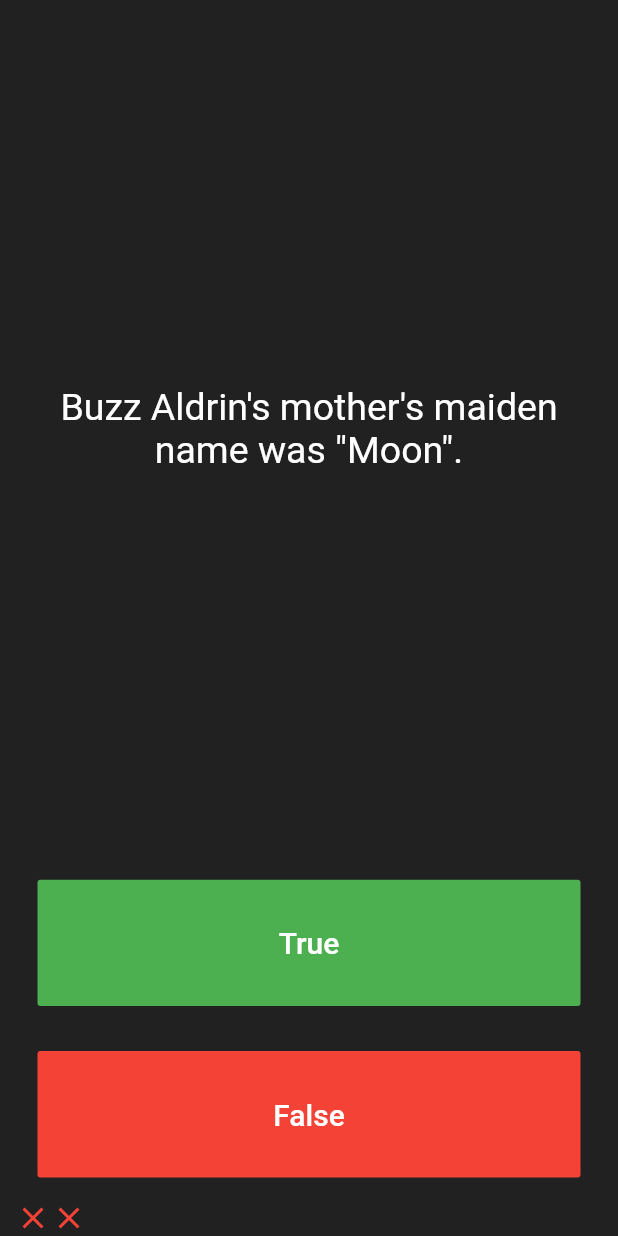
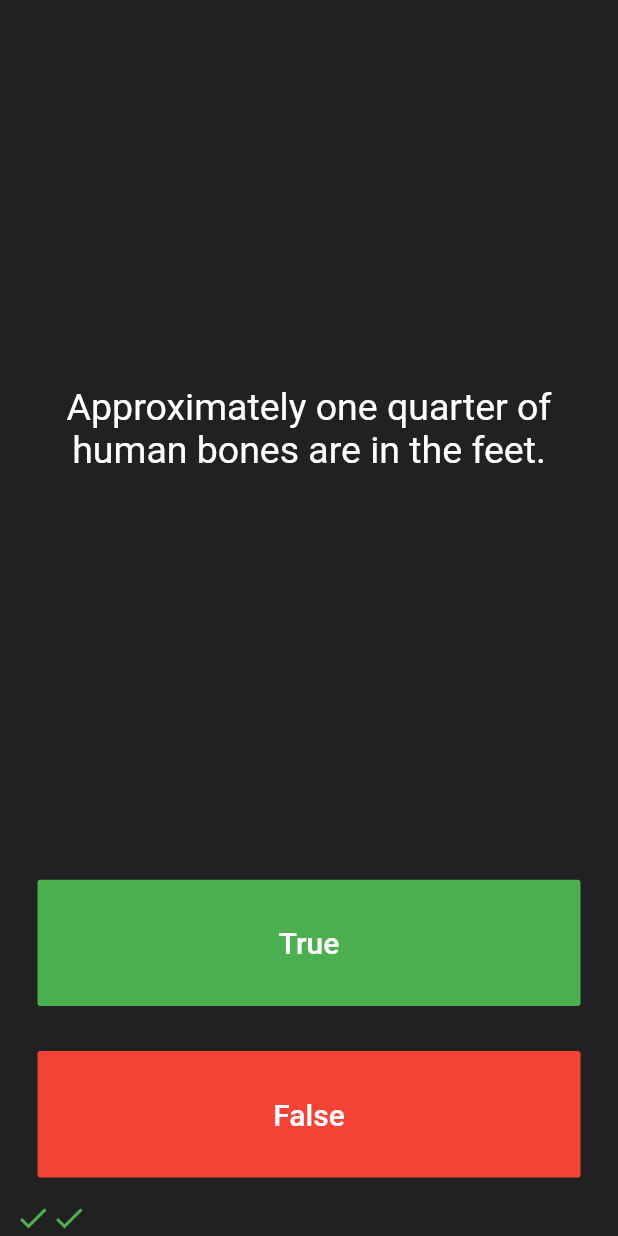
Before and after one commit to Mubanga/FlutterDev-5-Quizzler, a Flutter app: the screen it shows after launch, after a tap on "True", after a tap on "False", on a phone screen of 412 x 824 dp. Run offline on Flutter 3.47's test engine with Material 2 defaults, Android fonts, the phone set to English and light mode, and no system bars; our stand-ins replace rflutter_alert.

Commit message:
Quizzler: Coding Challenge Completed AlertDialog Box Implemented

```diff
--- a/lib/main.dart
+++ b/lib/main.dart
@@ -1,5 +1,8 @@
 import 'package:flutter/material.dart';
-import 'quizbrain.dart';
+import 'package:rflutter_alert/rflutter_alert.dart';
+import 'quiz_brain.dart';
+
+QuizBrain quizBrain = QuizBrain();
 
 void main() => runApp(Quizzler());
 
@@ -26,20 +29,55 @@ class QuizPage extends StatefulWidget {
 }
 
 class _QuizPageState extends State<QuizPage> {
-  QuizBrain _QuizBrain = QuizBrain();
-  int _current_question_number = 0;
-  List<Icon> _quizzIcons = [];
-  List<String> _quizz_questions = [
-    "You can lead a cow down stairs but not up stairs.",
-    "Approximately one quarter of human bones are in the feet.",
-    "A slug's blood is green."
-  ];
-  Map<String, bool> _questions = Map();
+  List<Icon> scoreKeeper = [];
 
-  _QuizPageState() {
-    _questions[_quizz_questions[0]] = false;
-    _questions[_quizz_questions[1]] = true;
-    _questions[_quizz_questions[2]] = true;
+  void checkAnswer(bool userPickedAnswer) {
+    bool correctAnswer = quizBrain.getCorrectAnswer();
+
+    setState(() {
+      if (quizBrain.isFinished()) {
+        Alert(
+            context: context,
+            title: "Quizz Completed",
+            desc: "Congratulations You Have Completed The Quizz",
+            image: Image.asset("images/swoosh_masked.png"),
+            buttons: [
+              DialogButton(
+                  color: Colors.black,
+                  child: Text(
+                    "Naisu",
+                    style: TextStyle(
+                        color: Colors.white,
+                        fontSize: 20.0,
+                        fontWeight: FontWeight.bold),
+                  ),
+                  onPressed: () => Navigator.pop(context))
+            ]).show();
+        quizBrain.reset();
+        scoreKeeper.clear();
+      } else {
+        if (userPickedAnswer == correctAnswer) {
+          scoreKeeper.add(Icon(
+            Icons.check,
+            color: Colors.green,
+          ));
+        } else {
+          scoreKeeper.add(Icon(
+            Icons.close,
+            color: Colors.red,
+          ));
+        }
+        quizBrain.nextQuestion();
+      }
+
+      //TODO: Step 4 - Use IF/ELSE to check if we've reached the end of the quiz. If true, execute Part A, B, C, D.
+      //TODO: Step 4 Part A - show an alert using rFlutter_alert (remember to read the docs for the package!)
+      //HINT! Step 4 Part B is in the quiz_brain.dart
+      //TODO: Step 4 Part C - reset the questionNumber,
+      //TODO: Step 4 Part D - empty out the scoreKeeper.
+
+      //TODO: Step 5 - If we've not reached the end, ELSE do the answer checking steps below 👇
+    });
   }
 
   @override
@@ -54,8 +92,7 @@ class _QuizPageState extends State<QuizPage> {
             padding: EdgeInsets.all(10.0),
             child: Center(
               child: Text(
-                _QuizBrain.getQuizQuestion().question,
-                //   _quizz_questions[_current_question_number],
+                quizBrain.getQuestionText(),
                 textAlign: TextAlign.center,
                 style: TextStyle(
                   fontSize: 25.0,
@@ -79,23 +116,8 @@ class _QuizPageState extends State<QuizPage> {
                 ),
               ),
               onPressed: () {
-                setState(() {
-                  IconData iconToAdd;
-                  Color colorToAdd;
-                  if (_QuizBrain.getQuizQuestion().isCorrect == true) {
-                    iconToAdd = Icons.check;
-                    colorToAdd = Colors.green;
-                  } else {
-                    iconToAdd = Icons.close;
-                    colorToAdd = Colors.red;
-                  }
-                  _quizzIcons.add(Icon(
-                    iconToAdd,
-                    color: colorToAdd,
-                  ));
-                  //  _current_question_number++;
-                  //             _current_question_number = _current_question_number % 3;
-                });
+                //The user picked true.
+                checkAnswer(true);
               },
             ),
           ),
@@ -113,37 +135,20 @@ class _QuizPageState extends State<QuizPage> {
                 ),
               ),
               onPressed: () {
-                setState(() {
-                  IconData iconToAdd;
-                  Color colorToAdd;
-                  if (_QuizBrain.getQuizQuestion().isCorrect == false) {
-                    iconToAdd = Icons.check;
-                    colorToAdd = Colors.green;
-                  } else {
-                    iconToAdd = Icons.close;
-                    colorToAdd = Colors.red;
-                  }
-                  _quizzIcons.add(Icon(
-                    iconToAdd,
-                    color: colorToAdd,
-                  ));
-                  //    _current_question_number++;
-                  //     _current_question_number = _current_question_number % 3;
-                });
+                //The user picked false.
+                checkAnswer(false);
               },
             ),
           ),
         ),
         Row(
-          children: _quizzIcons,
+          children: scoreKeeper,
         )
       ],
     );
   }
 }
 
-//TODO: Before The Coding Challenge
-
 /*
 question1: 'You can lead a cow down stairs but not up stairs.', false,
 question2: 'Approximately one quarter of human bones are in the feet.', true,
--- a/lib/question.dart
+++ b/lib/question.dart
@@ -1,17 +1,9 @@
 class Question {
-  String _question;
-  bool _answers;
+  String questionText;
+  bool questionAnswer;
 
-  Question(String question, bool isTrue) {
-    _question = question;
-    _answers = isTrue;
-  }
-
-  String get question {
-    return _question;
-  }
-
-  bool get isCorrect {
-    return _answers;
+  Question(String q, bool a) {
+    questionText = q;
+    questionAnswer = a;
   }
 }
--- /dev/null
+++ b/lib/quiz_brain.dart
@@ -0,0 +1,61 @@
+import 'question.dart';
+
+class QuizBrain {
+  int _questionNumber = 0;
+
+  List<Question> _questionBank = [
+    Question('Some cats are actually allergic to humans', true),
+    Question('You can lead a cow down stairs but not up stairs.', false),
+    Question('Approximately one quarter of human bones are in the feet.', true),
+    Question('A slug\'s blood is green.', true),
+    Question('Buzz Aldrin\'s mother\'s maiden name was \"Moon\".', true),
+    Question('It is illegal to pee in the Ocean in Portugal.', true),
+    Question(
+        'No piece of square dry paper can be folded in half more than 7 times.',
+        false),
+    Question(
+        'In London, UK, if you happen to die in the House of Parliament, you are technically entitled to a state funeral, because the building is considered too sacred a place.',
+        true),
+    Question(
+        'The loudest sound produced by any animal is 188 decibels. That animal is the African Elephant.',
+        false),
+    Question(
+        'The total surface area of two human lungs is approximately 70 square metres.',
+        true),
+    Question('Google was originally called \"Backrub\".', true),
+    Question(
+        'Chocolate affects a dog\'s heart and nervous system; a few ounces are enough to kill a small dog.',
+        true),
+    Question(
+        'In West Virginia, USA, if you accidentally hit an animal with your car, you are free to take it home to eat.',
+        true),
+  ];
+
+  void nextQuestion() {
+    if (_questionNumber < _questionBank.length - 1) {
+      _questionNumber++;
+    }
+  }
+
+  String getQuestionText() {
+    return _questionBank[_questionNumber].questionText;
+  }
+
+  bool getCorrectAnswer() {
+    return _questionBank[_questionNumber].questionAnswer;
+  }
+
+  bool isFinished() {
+    if (_questionNumber < _questionBank.length - 1) {
+      print("Quizz Is Not Finished");
+      return false;
+    } else {
+      print("Quizz Is Really,Really Finished");
+      return true;
+    }
+  }
+
+  void reset() {
+    _questionNumber = 0;
+  }
+}
```
Also changed, not shown: pubspec.yaml (+3 -46 lines), images/swoosh_masked.png (added), 3 other files.
